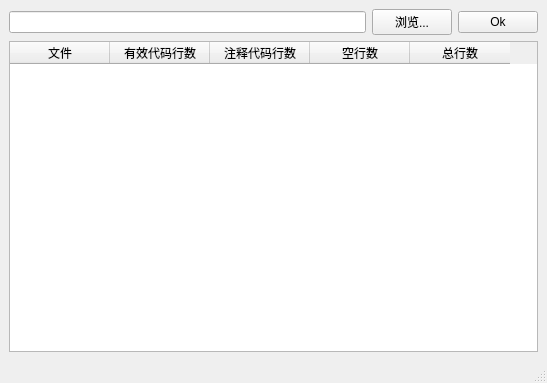
The window that Code/Ui/codestatisticswindow.ui (coolweedman/CodeStatistics) describes before a commit, drawn with Qt 5.
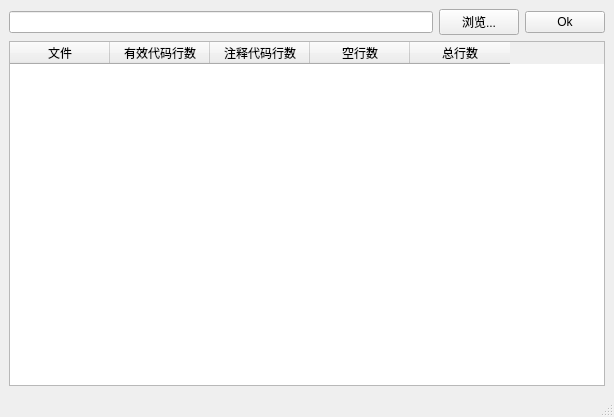
The same window after the commit.

Diff of the .ui file:
```diff
--- a/Code/Ui/codestatisticswindow.ui
+++ b/Code/Ui/codestatisticswindow.ui
@@ -6,8 +6,8 @@
    <rect>
     <x>0</x>
     <y>0</y>
-    <width>547</width>
-    <height>383</height>
+    <width>614</width>
+    <height>417</height>
    </rect>
   </property>
   <property name="windowTitle">
```
Left out of the diff: 2 changed lines with no effect on the pictures.
